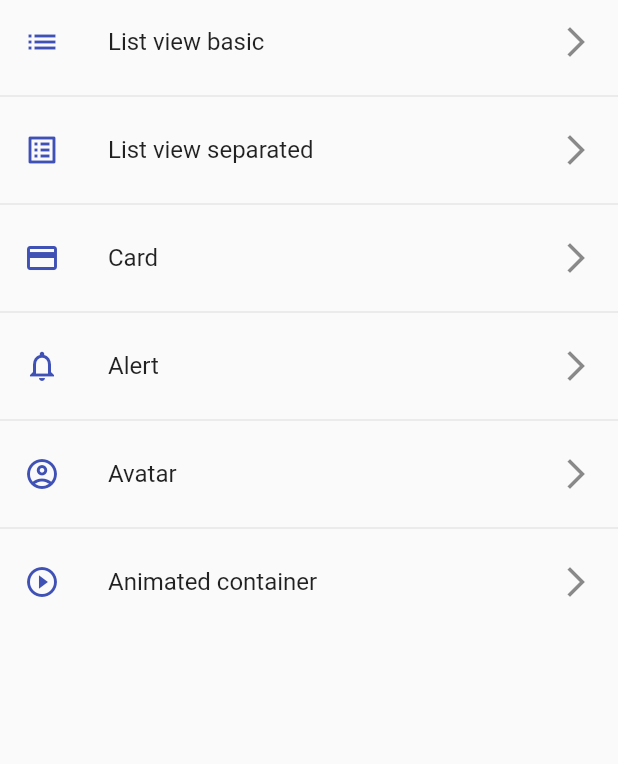
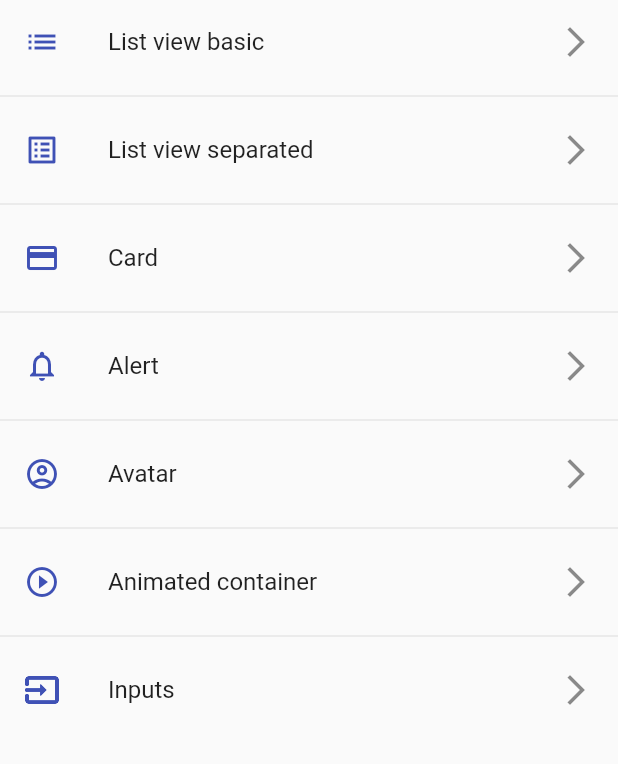
Before and after one commit to joseDev29/flutter_components_app, a Flutter app: the screen it shows after launch, on a phone screen of 412 x 824 dp, the part 84-848 px from its top. Run offline on Flutter 3.47's test engine with Material 2 defaults, Android fonts, the phone set to English and light mode, and no system bars.

```diff
--- a/lib/router/app_routes.dart
+++ b/lib/router/app_routes.dart
@@ -11,6 +11,7 @@ abstract class RouteKeys {
   static const alert = 'alert';
   static const avatar = 'avatar';
   static const animated = 'animated';
+  static const inputs = 'inputs';
 }
 
 abstract class AppRouter {
@@ -55,6 +56,12 @@ abstract class AppRouter {
       icon: Icons.play_circle_outline,
       name: 'Animated container',
       widget: const AnimatedView(),
+    ),
+    RouteItem(
+      route: RouteKeys.inputs,
+      icon: Icons.input_outlined,
+      name: 'Inputs',
+      widget: const InputsView(),
     )
   ];
 
--- a/lib/theme/app_theme.dart
+++ b/lib/theme/app_theme.dart
@@ -2,6 +2,7 @@ import 'package:flutter/material.dart';
 
 abstract class AppTheme {
   static const Color primaryColor = Colors.indigo;
+  static const Color secondaryColor = Colors.pink;
   static final Color dangerColor = Colors.red.shade400;
 
   static final ThemeData lightTheme = ThemeData.light().copyWith(
@@ -17,6 +18,39 @@ abstract class AppTheme {
       backgroundColor: primaryColor,
     ),
     elevatedButtonTheme: ElevatedButtonThemeData(
-        style: ElevatedButton.styleFrom(primary: primaryColor)),
+      style: ElevatedButton.styleFrom(primary: primaryColor),
+    ),
+    inputDecorationTheme: const InputDecorationTheme(
+      floatingLabelStyle: TextStyle(
+        color: primaryColor,
+      ),
+      enabledBorder: OutlineInputBorder(
+        borderSide: BorderSide(
+          color: primaryColor,
+        ),
+        borderRadius: BorderRadius.only(
+          bottomLeft: Radius.circular(16),
+          topRight: Radius.circular(16),
+        ),
+      ),
+      focusedBorder: OutlineInputBorder(
+        borderSide: BorderSide(
+          color: secondaryColor,
+        ),
+        borderRadius: BorderRadius.only(
+          bottomLeft: Radius.circular(16),
+          topRight: Radius.circular(16),
+        ),
+      ),
+      border: OutlineInputBorder(
+        borderRadius: BorderRadius.only(
+          bottomLeft: Radius.circular(16),
+          topRight: Radius.circular(16),
+        ),
+      ),
+      iconColor: primaryColor,
+      prefixIconColor: primaryColor,
+      suffixIconColor: primaryColor,
+    ),
   );
 }
--- a/lib/views/views.dart
+++ b/lib/views/views.dart
@@ -5,3 +5,4 @@ export 'package:components_app/views/card_view/card_view.dart';
 export 'package:components_app/views/alert_view.dart';
 export 'package:components_app/views/avatar_view.dart';
 export 'package:components_app/views/animated_view.dart';
+export 'package:components_app/views/inputs_view/inputs_view.dart';
```
Also changed, not shown: lib/views/inputs_view/inputs_view.dart (added, +34 -0 lines), lib/views/inputs_view/widgets/custom_input_field.dart (added, +61 -0 lines).
